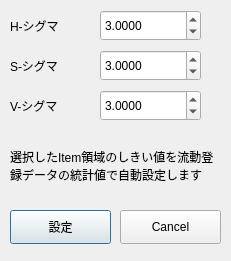
This is GUI/PropertyColorDifference/SetStatisticThresholdDialog.ui in OpenAA-Project/OpenAA-Inspection as Qt 5 draws it before an edit. The edited form follows.
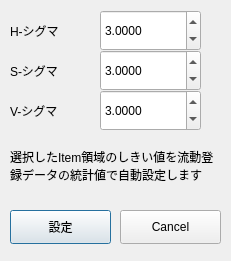
This is the edited form.

Patch:
```diff
--- a/GUI/PropertyColorDifference/SetStatisticThresholdDialog.ui
+++ b/GUI/PropertyColorDifference/SetStatisticThresholdDialog.ui
@@ -19,7 +19,7 @@
      <x>10</x>
      <y>10</y>
      <width>75</width>
-     <height>31</height>
+     <height>41</height>
     </rect>
    </property>
    <property name="text">
@@ -32,7 +32,7 @@
      <x>100</x>
      <y>10</y>
      <width>101</width>
-     <height>31</height>
+     <height>41</height>
     </rect>
    </property>
    <property name="decimals">
@@ -48,7 +48,7 @@
      <x>10</x>
      <y>50</y>
      <width>75</width>
-     <height>31</height>
+     <height>41</height>
     </rect>
    </property>
    <property name="text">
@@ -61,7 +61,7 @@
      <x>100</x>
      <y>50</y>
      <width>101</width>
-     <height>31</height>
+     <height>41</height>
     </rect>
    </property>
    <property name="decimals">
@@ -77,7 +77,7 @@
      <x>10</x>
      <y>90</y>
      <width>75</width>
-     <height>31</height>
+     <height>41</height>
     </rect>
    </property>
    <property name="text">
@@ -90,7 +90,7 @@
      <x>100</x>
      <y>90</y>
      <width>101</width>
-     <height>31</height>
+     <height>41</height>
     </rect>
    </property>
    <property name="decimals">
```
